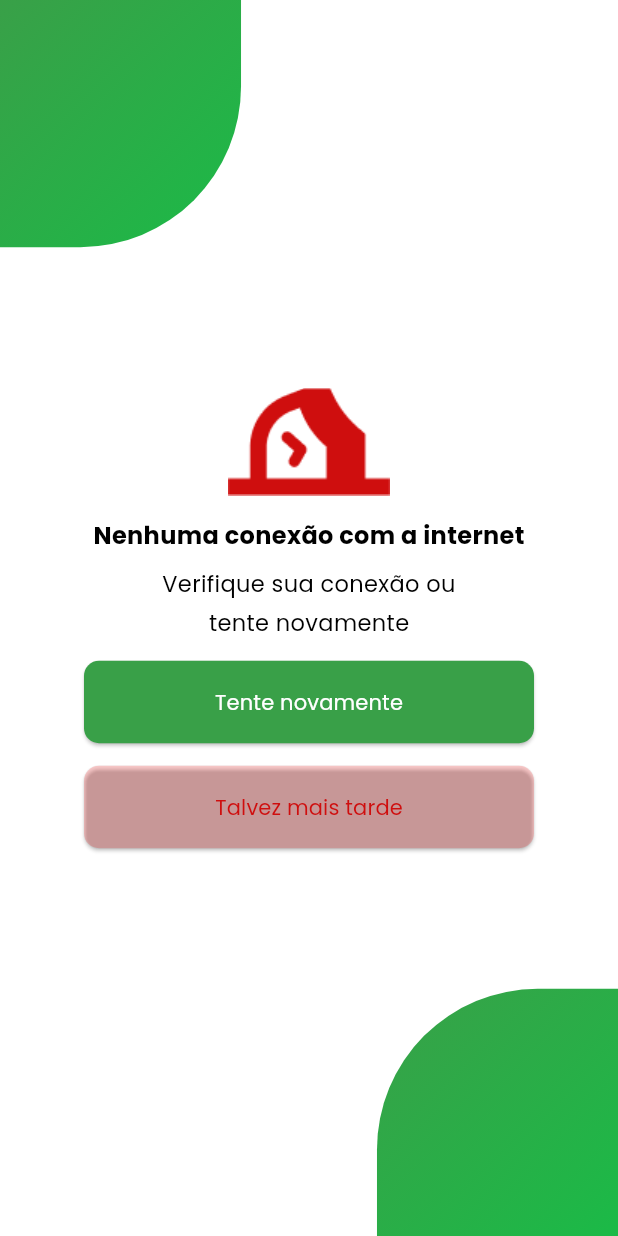
After one commit to ladesa-ro/mobile, a Flutter app: the WidgetErro screen opened by its route, on a phone screen of 412 x 824 dp. The commit adds this screen. Run offline on Flutter 3.47's test engine with Material 3 defaults, Android fonts, the phone set to English and light mode, and no system bars; our stand-ins replace carousel_slider, lottie, shared_preferences, table_calendar; missing offline and left inert: iconify_flutter; accounts and stored records are empty; network calls fail.

Commit message:
feat constrindo a interface de erro

```diff
--- a/sisgha/lib/app/constants/colors.dart
+++ b/sisgha/lib/app/constants/colors.dart
@@ -14,4 +14,6 @@ class ColorApp {
   static const Color CorDeFundo = Color.fromARGB(255, 247, 251, 242);
   static const Color CorFundoDisponibilidade =
       Color.fromARGB(87, 154, 182, 158);
+
+  static const Color CorErro = Color.fromARGB(255, 207, 14, 14);
 }
--- a/sisgha/lib/app/constants/imagens.dart
+++ b/sisgha/lib/app/constants/imagens.dart
@@ -4,6 +4,7 @@ class ImageApp {
   static const String logo_sisgha = "assets/img/logo_sisgha.png";
   static const String logo_sigha_sem_barra = "assets/img/Logomarca-Teste.png";
   static const String logo = "img/Logo.png";
+  static const String imagemErro = "assets/img/EmptyIcon.png";
 
   static const String imgTeste = "assets/img/gtr.jpeg";
 }
--- a/sisgha/lib/app/routes/app_routes.dart
+++ b/sisgha/lib/app/routes/app_routes.dart
@@ -6,6 +6,7 @@ import 'package:sisgha/app/views/home/navegacao.dart';
 import 'package:sisgha/app/views/login/login.dart';
 import 'package:sisgha/app/views/perfil/perfil.dart';
 import 'package:sisgha/app/views/inicio/splashScreen.dart';
+import 'package:sisgha/app/widgets/widget_erro.dart';
 
 class AppRoutes {
   static Map<String, WidgetBuilder> rotas() {
@@ -17,6 +18,7 @@ class AppRoutes {
       '/perfilProf': (context) => const Perfil(),
       '/calendario': (context) => const Calendar(),
       '/primeiraTela': (context) => const SplashScreen(),
+      '/rotaErro': (context) => const WidgetErro()
     };
   }
 }
--- a/sisgha/lib/app/views/perfil/perfil.dart
+++ b/sisgha/lib/app/views/perfil/perfil.dart
@@ -19,10 +19,9 @@ class Perfil extends StatefulWidget {
 }
 
 class _PerfilState extends State<Perfil> {
-  final ValueNotifier<double> alturaNavSwitch = ValueNotifier<double>(850);
-
   @override
   Widget build(BuildContext context) {
+    final ValueNotifier<double> alturaNavSwitch = ValueNotifier<double>(900);
     return FutureBuilder<UserModel>(
       future: buscarUser(context),
       builder: (context, snapshot) {
@@ -141,7 +140,7 @@ class _PerfilState extends State<Perfil> {
                   valueListenable: alturaNavSwitch,
                   builder: (context, altura, child) {
                     return AnimatedContainer(
-                      duration: Duration(milliseconds: 250),
+                      duration: const Duration(milliseconds: 250),
                       height: altura,
                       width: TamanhoTela.horizontal(context),
                       child: NavSwitch(alturaNotifier: alturaNavSwitch),
@@ -160,10 +159,4 @@ class _PerfilState extends State<Perfil> {
       },
     );
   }
-
-  @override
-  void dispose() {
-    alturaNavSwitch.dispose();
-    super.dispose();
-  }
 }
--- a/sisgha/lib/app/views/perfil/widgets_perfil/circle_avatar.dart
+++ b/sisgha/lib/app/views/perfil/widgets_perfil/circle_avatar.dart
@@ -33,7 +33,8 @@ Widget circleAvatar(BuildContext context, link) {
             child: ElevatedButton(
               style: buttonStyleEdit(ColorApp.Preto),
               onPressed: () => {
-                bottomSheat(context),
+                Navigator.pushNamed(context, '/rotaErro')
+                //bottomSheat(context),
               },
               child: const Iconify(
                 Icones.Lapiz,
--- a/sisgha/lib/app/views/perfil/widgets_perfil/navegacao_switch.dart
+++ b/sisgha/lib/app/views/perfil/widgets_perfil/navegacao_switch.dart
@@ -1,6 +1,4 @@
 import 'package:flutter/material.dart';
-import 'package:flutter/widgets.dart';
-
 import 'package:sisgha/app/constants/colors.dart';
 import 'package:sisgha/app/constants/estilos.dart';
 import 'package:sisgha/app/constants/tamanhotela.dart';
@@ -30,7 +28,7 @@ class _NavSwitchState extends State<NavSwitch> with TickerProviderStateMixin {
         _onOff = _tabController.index == 0 ? true : false;
         _movendoParaEsquerda = _onOff ? 0 : TamanhoTela.horizontal(context);
 
-        widget.alturaNotifier.value = _tabController.index == 0 ? 850 : 500;
+        widget.alturaNotifier.value = _tabController.index == 0 ? 900 : 500;
       });
     });
   }
--- a/sisgha/lib/app/views/perfil/widgets_perfil/widget_disponibilidade.dart
+++ b/sisgha/lib/app/views/perfil/widgets_perfil/widget_disponibilidade.dart
@@ -12,7 +12,7 @@ Widget disponibilidade() {
         children: [
           Container(
             margin: tamanho(constraints.maxWidth),
-            height: TamanhoTela.vertical(context) * 0.2,
+            height: 200,
             width: constraints.maxWidth,
             decoration: decoration(),
             child: Row(
@@ -45,7 +45,7 @@ Widget disponibilidade() {
           ),
           Container(
             margin: tamanho(constraints.maxWidth),
-            height: TamanhoTela.vertical(context) * 0.2,
+            height: 200,
             width: constraints.maxWidth,
             decoration: decoration(),
             child: Row(
@@ -78,7 +78,7 @@ Widget disponibilidade() {
           ),
           Container(
             margin: tamanho(constraints.maxWidth),
-            height: TamanhoTela.vertical(context) * 0.2,
+            height: 200,
             width: constraints.maxWidth,
             decoration: decoration(),
             child: Row(
--- /dev/null
+++ b/sisgha/lib/app/widgets/widget_erro.dart
@@ -0,0 +1,104 @@
+import 'package:flutter/material.dart';
+import 'package:sisgha/app/constants/colors.dart';
+import 'package:sisgha/app/constants/estilos.dart';
+import 'package:sisgha/app/constants/imagens.dart';
+import 'package:sisgha/app/constants/tamanhotela.dart';
+import 'package:sisgha/app/widgets/widgtes_login.dart';
+
+class WidgetErro extends StatefulWidget {
+  const WidgetErro({super.key});
+
+  @override
+  State<WidgetErro> createState() => _WidgetErroState();
+}
+
+class _WidgetErroState extends State<WidgetErro> {
+  @override
+  Widget build(BuildContext context) {
+    final double larguraTela = TamanhoTela.horizontal(context);
+    final double alturaTela = TamanhoTela.vertical(context);
+    return Scaffold(
+      resizeToAvoidBottomInset: false,
+      backgroundColor: Colors.white,
+      body: MediaQuery.removeViewInsets(
+        removeTop: true,
+        context: context,
+        child: Stack(
+          children: [
+            elementoVerde(Alignment.topLeft, larguraTela, alturaTela),
+            elementoVerde(Alignment.bottomRight, larguraTela, alturaTela),
+            Center(
+              child: Column(
+                crossAxisAlignment: CrossAxisAlignment.center,
+                mainAxisAlignment: MainAxisAlignment.center,
+                children: [
+                  Image.asset(
+                    ImageApp.imagemErro,
+                  ),
+                  const SizedBox(
+                    height: 15,
+                  ),
+                  Text(
+                    'Nenhuma conexão com a internet',
+                    style: estiloTexto(16,
+                        cor: ColorApp.Preto, peso: FontWeight.bold),
+                  ),
+                  const SizedBox(
+                    height: 10,
+                  ),
+                  Text(
+                    'Verifique sua conexão ou',
+                    style: estiloTexto(
+                      15,
+                      cor: ColorApp.Preto,
+                    ),
+                    textAlign: TextAlign.center,
+                  ),
+                  const SizedBox(
+                    height: 5,
+                  ),
+                  Text(
+                    'tente novamente',
+                    style: estiloTexto(
+                      15,
+                      cor: ColorApp.Preto,
+                    ),
+                  ),
+                  const SizedBox(
+                    height: 15,
+                  ),
+                  ElevatedButton(
+                    style:
+                        _estiloBotao(ColorApp.VerdePrincipal, ColorApp.Branco),
+                    onPressed: () {},
+                    child: const Text('Tente novamente'),
+                  ),
+                  const SizedBox(
+                    height: 15,
+                  ),
+                  ElevatedButton(
+                    style: _estiloBotao(const Color.fromARGB(51, 255, 16, 16),
+                        ColorApp.CorErro),
+                    onPressed: () {},
+                    child: const Text('Talvez mais tarde'),
+                  ),
+                ],
+              ),
+            ),
+          ],
+        ),
+      ),
+    );
+  }
+}
+
+ButtonStyle _estiloBotao(Color corFundo, Color corTexto) {
+  return ButtonStyle(
+    backgroundColor: WidgetStatePropertyAll(corFundo),
+    foregroundColor: WidgetStatePropertyAll(corTexto),
+    minimumSize: const WidgetStatePropertyAll(Size(300, 55)),
+    maximumSize: const WidgetStatePropertyAll(Size(300, 55)),
+    shape: WidgetStateProperty.all<OutlinedBorder>(
+        RoundedRectangleBorder(borderRadius: BorderRadius.circular(10.0))),
+  );
+}
```
Also changed, not shown: sisgha/assets/img/EmptyIcon.png (added).
